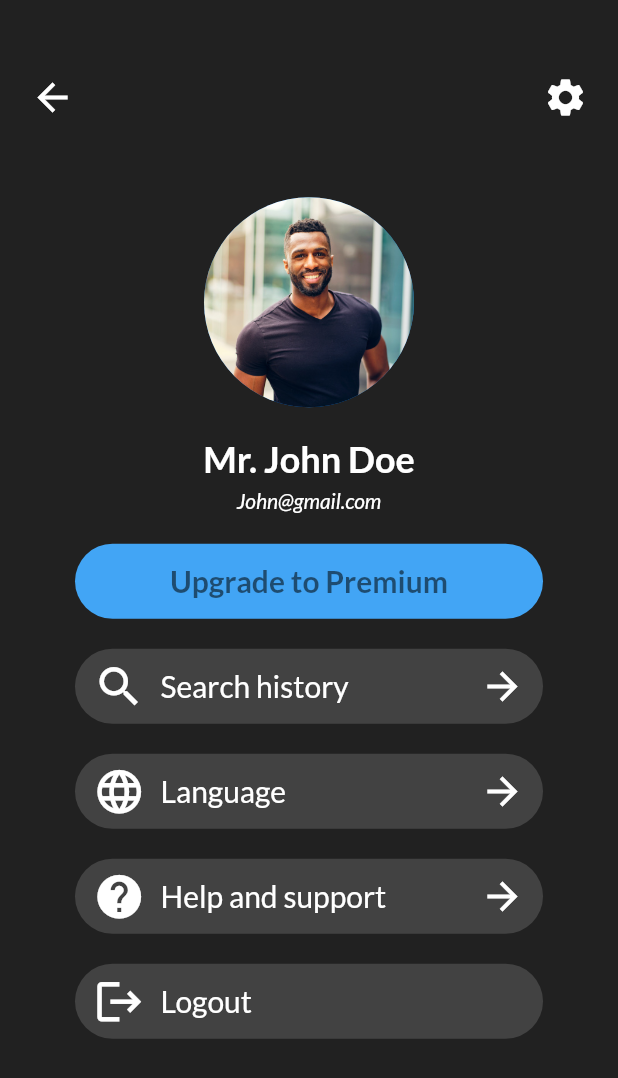
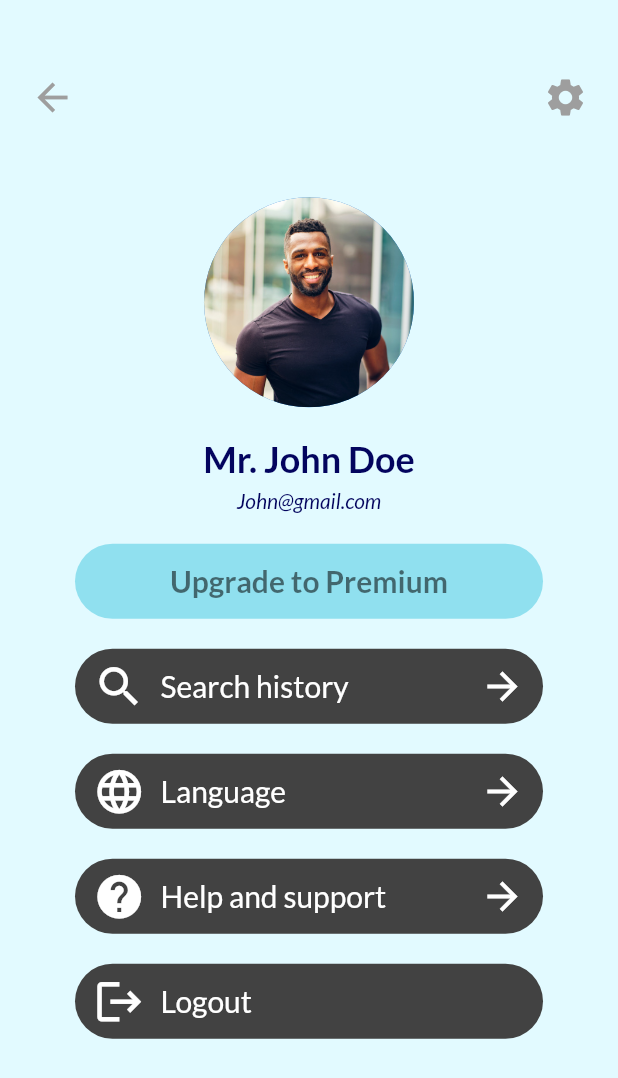
Before and after one commit to chendjou237/heal_point, a Flutter app: the Profile screen opened directly, on a phone screen of 412 x 824 dp. Shown: the top 1078 px of the screen. Run offline on Flutter 3.47's test engine with Material 2 defaults, Android fonts, the phone set to English and light mode, and no system bars; our stand-ins replace cloud_firestore, dio, firebase_auth, firebase_core, firebase_storage, form_field_validator and 8 more; missing offline and left inert: flutter_polyline_points; accounts and stored records are empty; statements that could not run were skipped.

Commit message:
Update profile.dart

```diff
--- a/lib/screens/profile.dart
+++ b/lib/screens/profile.dart
@@ -9,36 +9,41 @@ class Profile extends StatelessWidget {
   @override
   Widget build(BuildContext context) {
     return Scaffold(
-      backgroundColor: Colors.grey[900],
-      body:  Stack(
+      backgroundColor: Color.fromARGB(255, 226, 250, 255),
+      body: Stack(
         children: [
+
           Positioned(
             top: 50,
             left: 20,
-            child: Icon(Icons.arrow_back, color: Colors.white, size: 30),
-            ), Positioned(
+            child: Icon(Icons.arrow_back, color: Colors.grey, size: 30,
+              ),
+          ),
+
+          Positioned(
             top: 50,
             right: 20,
-            child: Icon(Icons.settings, color: Colors.white, size: 30),
+            child: Icon(Icons.settings, color: Colors.grey, size: 30),
           ),
           Center(
             child: Padding(
-          padding:
-              const EdgeInsets.only(left: 50, right: 50, top: 20, bottom: 20),
+              padding: const EdgeInsets.only(
+                  left: 50, right: 50, top: 20, bottom: 20),
               child: Column(
                 mainAxisAlignment: MainAxisAlignment.center,
                 crossAxisAlignment: CrossAxisAlignment.center,
                 children: [
                   CircleAvatar(
                     radius: 70,
-                backgroundImage: AssetImage('assets/images/profile_pic.jpg'),
+                    backgroundImage:
+                        AssetImage('assets/images/profile_pic.jpg'),
                   ),
                   // ignore: prefer_const_constructors
                   SizedBox(height: 20),
                   Text(
                     'Mr. John Doe',
                     style: GoogleFonts.lato(
-                  color: Colors.white,
+                      color: Color(0xff03045e),
                       fontWeight: FontWeight.w700,
                       fontSize: 24,
                     ),
@@ -47,7 +52,7 @@ class Profile extends StatelessWidget {
                   Text(
                     'John@gmail.com',
                     style: GoogleFonts.lato(
-                  color: Colors.white,
+                      color: Color(0xff03045e),
                       fontWeight: FontWeight.w500,
                       fontSize: 14,
                       fontStyle: FontStyle.italic,
@@ -56,7 +61,7 @@ class Profile extends StatelessWidget {
                   SizedBox(height: 20),
                   Container(
                     decoration: BoxDecoration(
-                  color: Colors.blue[400],
+                      color: Color(0xff90e0ef),
                       borderRadius: BorderRadius.all(
                         Radius.circular(30),
                       ),
@@ -110,7 +115,8 @@ class Profile extends StatelessWidget {
 // ignore: must_be_immutable
 class ProfileMenuItem extends StatelessWidget {
   // ignore: prefer_const_constructors_in_immutables, use_key_in_widget_constructors
-  ProfileMenuItem({required this.text, required this.icon, required this.arrowShown});
+  ProfileMenuItem(
+      {required this.text, required this.icon, required this.arrowShown});
   final String text;
   final IconData icon;
   final bool arrowShown;
@@ -151,15 +157,13 @@ class ProfileMenuItem extends StatelessWidget {
               ),
             ],
           ),
-          arrowShown ? Padding(
+          arrowShown
+              ? Padding(
                   padding: const EdgeInsets.only(right: 12.0),
-            child: Icon(
-              Icons.arrow_forward,
-              size: 30,
-               color: Colors.white
-               ),
-          ): Container(),
-
+                  child:
+                      Icon(Icons.arrow_forward, size: 30, color: Colors.white),
+                )
+              : Container(),
         ],
       ),
     );
```
Lines whose indentation alone changed are shown as unchanged.
